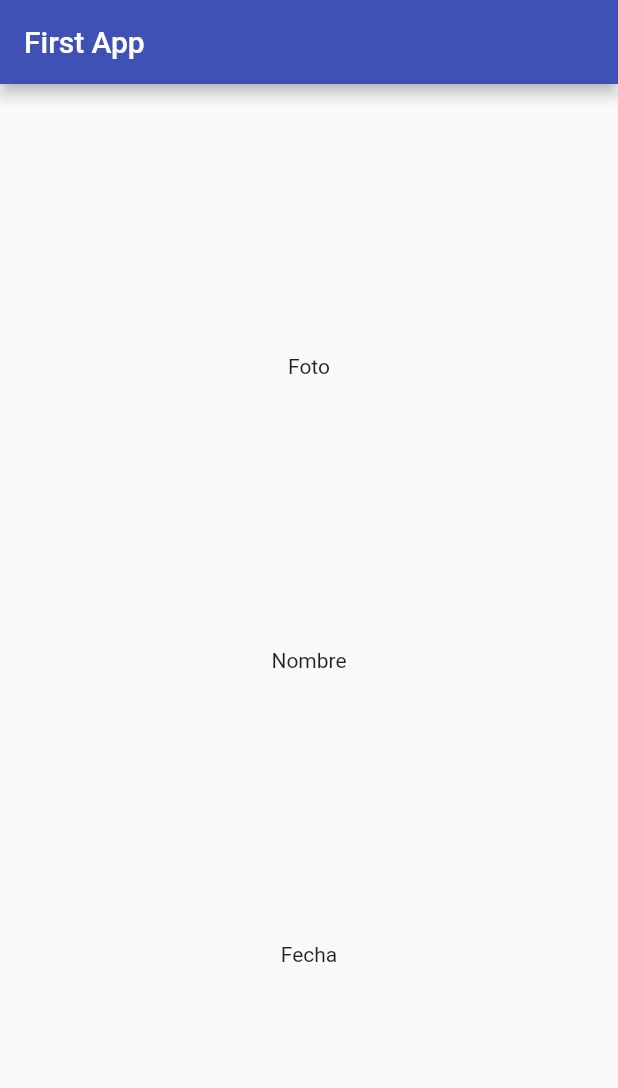
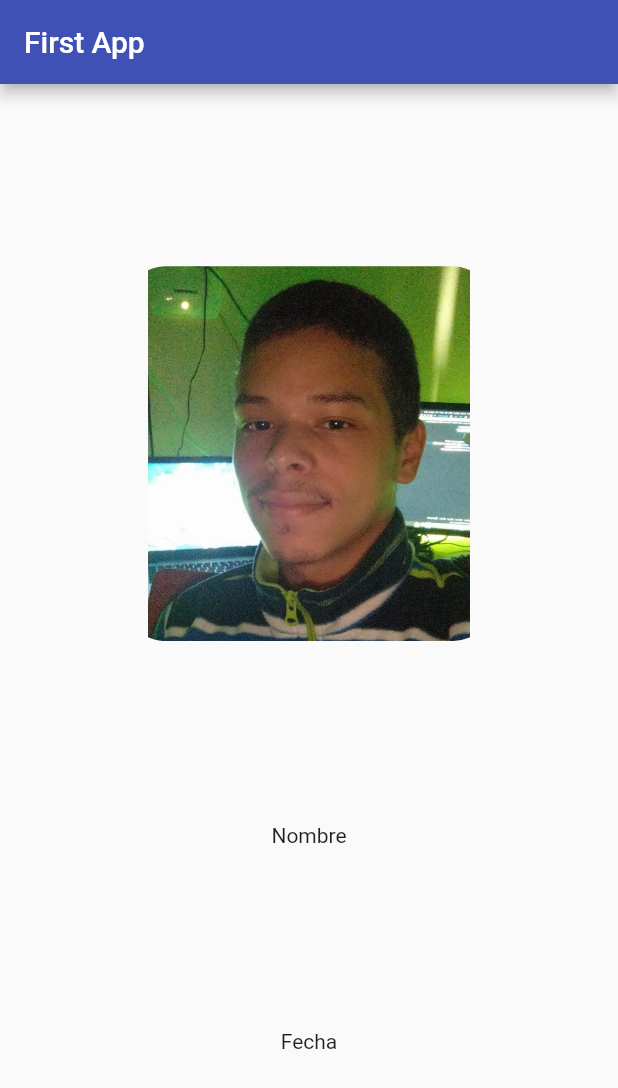
Before and after one commit to Lisito11/simple_app, a Flutter app: the screen it shows after launch, on a phone screen of 412 x 824 dp. Shown: the top 1088 px of the screen. Run offline on Flutter 3.47's test engine with Material 2 defaults, Android fonts, the phone set to English and light mode, and no system bars.

Commit message:
Completed profile photo widget

```diff
--- a/lib/src/pages/home_screen.dart
+++ b/lib/src/pages/home_screen.dart
@@ -1,5 +1,6 @@
 
 import 'package:flutter/material.dart';
+import 'package:simple_app/src/widgets/profile_widget.dart';
 
 class HomeScreen extends StatelessWidget {
   @override
@@ -14,7 +15,7 @@ class HomeScreen extends StatelessWidget {
           child: Column(
             mainAxisAlignment: MainAxisAlignment.spaceEvenly,
             children: [
-              Text('Foto'),
+              ProfileWidget(),
               Text('Nombre'),
               Text('Fecha')
             ],
--- a/lib/src/widgets/profile_widget.dart
+++ b/lib/src/widgets/profile_widget.dart
@@ -4,6 +4,13 @@ import 'package:flutter/material.dart';
 class ProfileWidget extends StatelessWidget {
   @override
   Widget build(BuildContext context) {
-    return Container();
+    return new ClipRRect(
+      borderRadius: new BorderRadius.circular(30.0),
+      child: Image(
+            image: AssetImage('assets/img/profile.jpeg'),
+            height: 250,
+            width: 250,
+        )
+    );
   }
 }
```
Also changed, not shown: assets/img/profile.jpeg.
